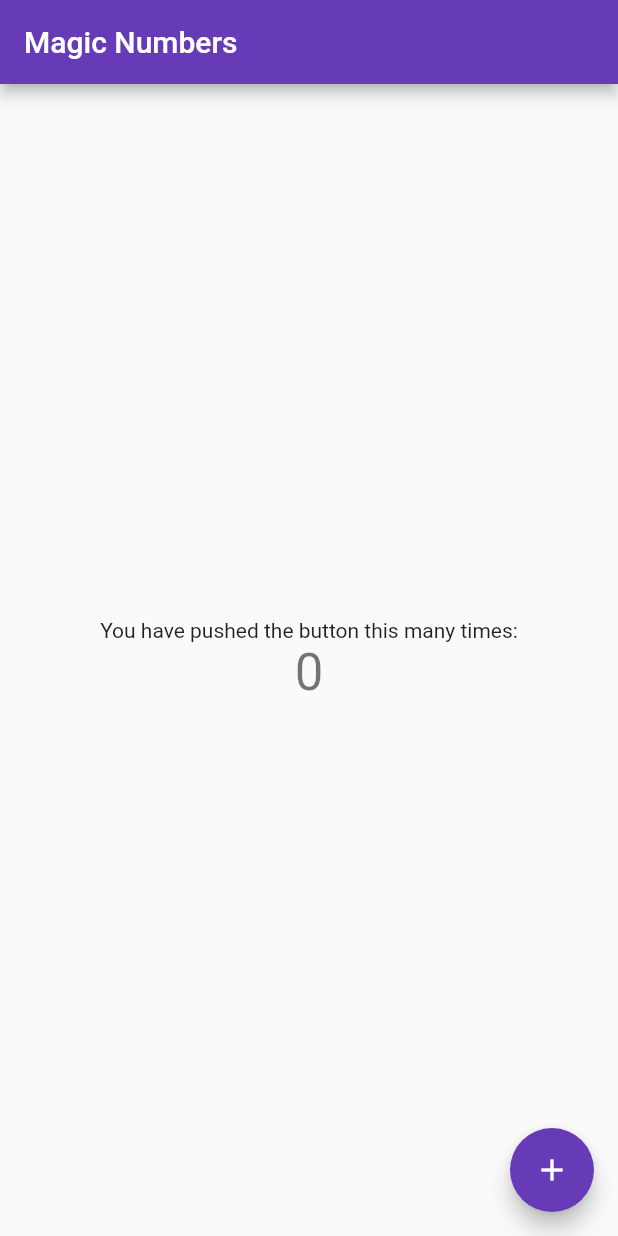
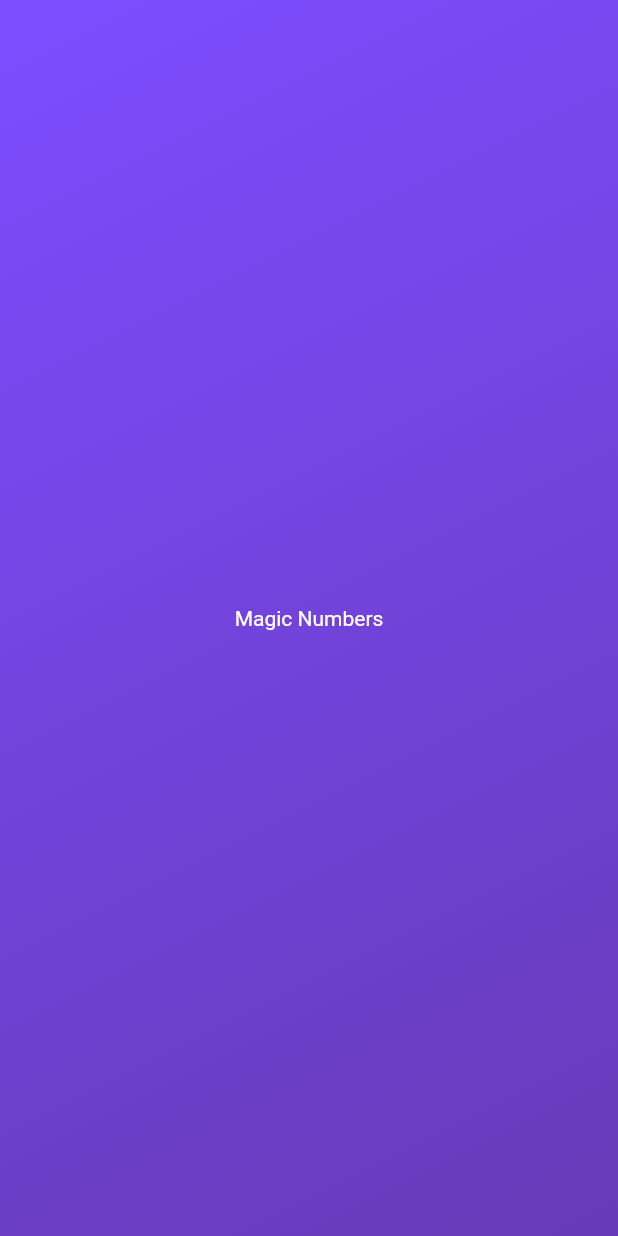
Before and after one commit to pedrolacerda81/magic_numbers, a Flutter app: the screen it shows after launch, on a phone screen of 412 x 824 dp. Run offline on Flutter 3.47's test engine with Material 2 defaults, Android fonts, the light colour scheme and no system bars.

Commit message:
Adds home screen

```diff
--- a/lib/main.dart
+++ b/lib/main.dart
@@ -1,62 +1,4 @@
 import 'package:flutter/material.dart';
+import './src/app.dart';
 
-void main() => runApp(MyApp());
-
-class MyApp extends StatelessWidget {
-  // This widget is the root of your application.
-  @override
-  Widget build(BuildContext context) {
-    return MaterialApp(
-      title: 'Flutter Demo',
-      theme: ThemeData(
-        primarySwatch: Colors.deepPurple,
-      ),
-      home: MyHomePage(title: 'Magic Numbers'),
-    );
-  }
-}
-
-class MyHomePage extends StatefulWidget {
-  MyHomePage({Key key, this.title}) : super(key: key);
-  final String title;
-  @override
-  _MyHomePageState createState() => _MyHomePageState();
-}
-
-class _MyHomePageState extends State<MyHomePage> {
-  int _counter = 0;
-
-  void _incrementCounter() {
-    setState(() {
-      _counter++;
-    });
-  }
-
-  @override
-  Widget build(BuildContext context) {
-    return Scaffold(
-      appBar: AppBar(
-        title: Text(widget.title),
-      ),
-      body: Center(
-        child: Column(
-          mainAxisAlignment: MainAxisAlignment.center,
-          children: <Widget>[
-            Text(
-              'You have pushed the button this many times:',
-            ),
-            Text(
-              '$_counter',
-              style: Theme.of(context).textTheme.display1,
-            ),
-          ],
-        ),
-      ),
-      floatingActionButton: FloatingActionButton(
-        onPressed: _incrementCounter,
-        tooltip: 'Increment',
-        child: Icon(Icons.add),
-      ),
-    );
-  }
-}
+void main() => runApp(App());
--- /dev/null
+++ b/lib/src/app.dart
@@ -0,0 +1,27 @@
+import 'package:flutter/material.dart';
+import './screens/screens.dart';
+
+class App extends StatelessWidget {
+  @override
+  Widget build(BuildContext context) {
+    return MaterialApp(
+      title: 'Magic Numbers',
+      theme: ThemeData(
+        primarySwatch: Colors.deepPurple,
+      ),
+      onGenerateRoute: onGenerateRoute,
+      debugShowCheckedModeBanner: false,
+    );
+  }
+}
+
+MaterialPageRoute onGenerateRoute(RouteSettings settings) {
+  if (settings.arguments == '/magic-numbers') {
+    return MaterialPageRoute(builder: (BuildContext context) {
+      return MagicNumbers();
+    });
+  }
+  return MaterialPageRoute(builder: (BuildContext context) {
+    return Home();
+  });
+}
--- /dev/null
+++ b/lib/src/screens/home/home.dart
@@ -0,0 +1,31 @@
+import 'package:flutter/material.dart';
+
+class Home extends StatelessWidget {
+  @override
+  Widget build(BuildContext context) {
+    return Container(
+      decoration: BoxDecoration(
+        gradient: LinearGradient(
+            begin: Alignment.topLeft,
+            end: Alignment.bottomRight,
+            colors: <Color>[Colors.deepPurpleAccent, Colors.deepPurple]),
+      ),
+      child: Scaffold(
+        backgroundColor: Colors.transparent,
+        body: Column(
+          mainAxisSize: MainAxisSize.max,
+          mainAxisAlignment: MainAxisAlignment.spaceAround,
+          children: <Widget>[
+            Container(
+              alignment: Alignment.center,
+              child: Text(
+                'Magic Numbers',
+                style: TextStyle(color: Colors.white),
+              ),
+            ),
+          ],
+        ),
+      ),
+    );
+  }
+}
--- /dev/null
+++ b/lib/src/screens/screens.dart
@@ -0,0 +1,2 @@
+export './home/home.dart';
+export './magic-numbers/magic-numbers.dart';
```
Also changed, not shown: lib/src/screens/magic-numbers/magic-numbers.dart (added, +8 -0 lines), 4 other files.
